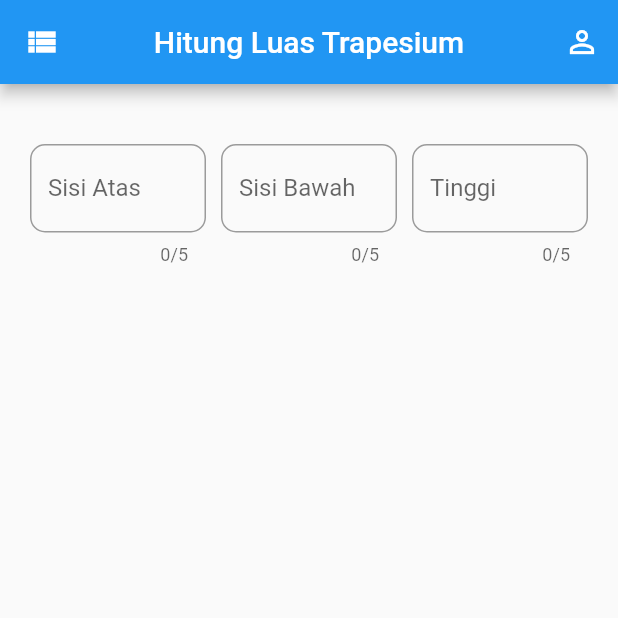
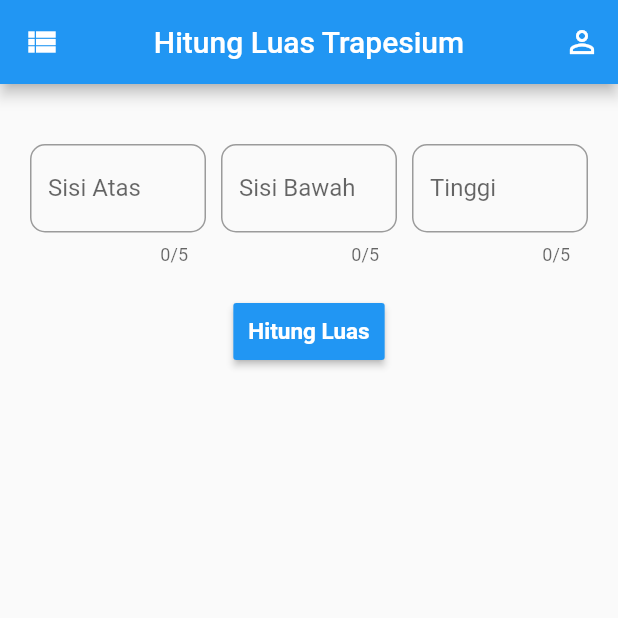
Before and after one commit to Ervianto/Project-Dicoding, a Flutter app: the screen it shows after launch, on a phone screen of 412 x 824 dp, the top half of it. Run offline on Flutter 3.47's test engine with Material 2 defaults, Android fonts, the phone set to English and light mode, and no system bars.

Commit message:
menambahkan button hitung luas

```diff
--- a/lib/main.dart
+++ b/lib/main.dart
@@ -99,6 +99,26 @@ class _HomeState extends State<Home> {
                     ),
                   ],
                 ),
+                new Padding(padding: new EdgeInsets.only(top: 20.0)),
+                Container(
+                  margin: EdgeInsets.only(left: 10, right: 10, bottom: 20),
+                  child: RaisedButton(
+                    onPressed: () {
+                      var route = new MaterialPageRoute(
+                        builder: (BuildContext) {},
+                      );
+                      Navigator.of(context).push(route);
+                    },
+                    padding: EdgeInsets.all(10.0),
+                    color: Colors.blue,
+                    textColor: Colors.white,
+                    child: Text(
+                      'Hitung Luas',
+                      style:
+                          TextStyle(fontSize: 15, fontWeight: FontWeight.bold),
+                    ),
+                  ),
+                ),
               ],
             ),
           ),
```
